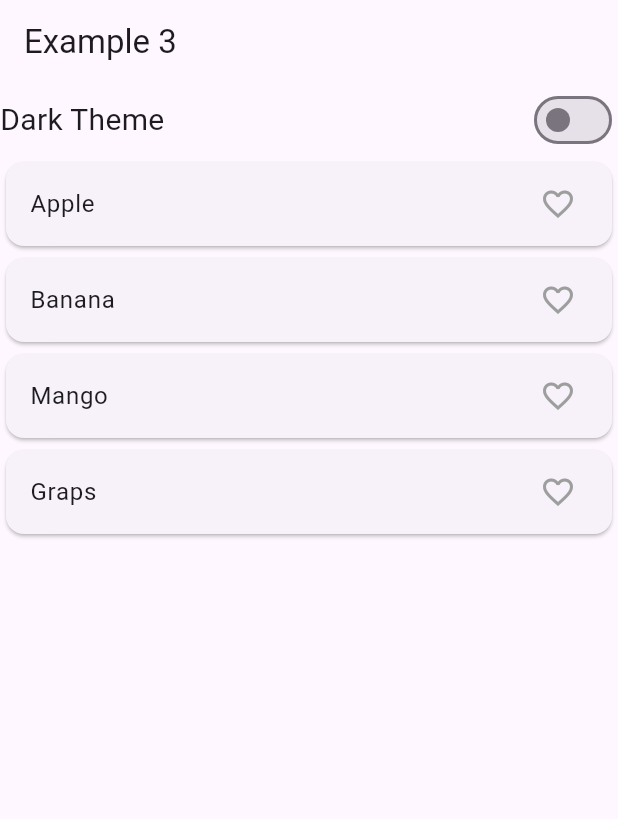
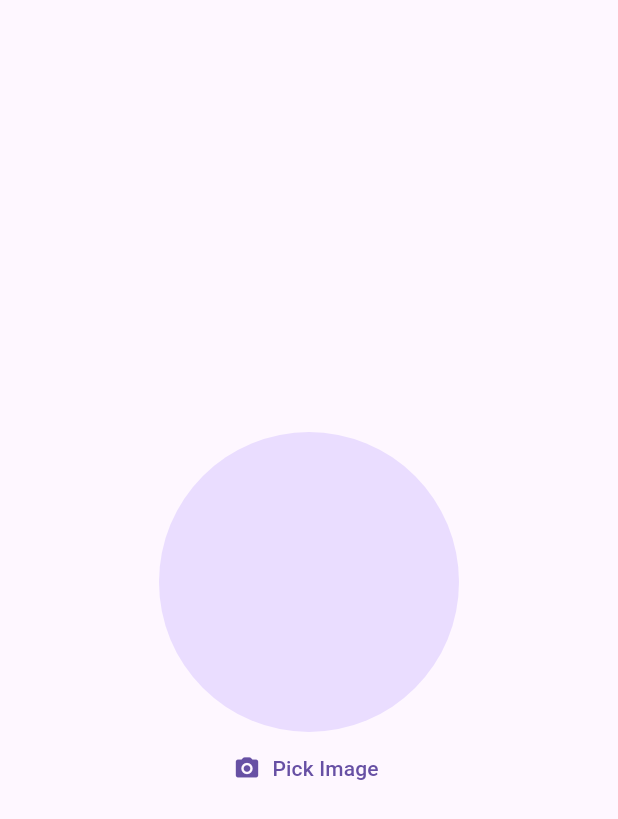
Before and after one commit to UbAidu21/flutter_getx, a Flutter app: the screen it shows after launch, on a phone screen of 412 x 824 dp. Shown: the top 819 px of the screen. Run offline on Flutter 3.47's test engine with Material 2 defaults, Android fonts, the phone set to English and light mode, and no system bars; our stand-ins replace get, image_picker.

Commit message:
Image Picker with Getx

```diff
--- /dev/null
+++ b/lib/getx_statmanagement/controllers/image_controller.dart
@@ -0,0 +1,14 @@
+import 'package:get/get.dart';
+import 'package:image_picker/image_picker.dart';
+
+class ImagePickerController extends GetxController {
+  RxString imagePath = ''.obs;
+  Future getImage() async {
+    final ImagePicker _picker = ImagePicker();
+    final image = await _picker.pickImage(source: ImageSource.camera);
+
+    if (image != null) {
+      imagePath.value = image.path.toString();
+    }
+  }
+}
--- /dev/null
+++ b/lib/getx_statmanagement/screens/getx_image_picker.dart
@@ -0,0 +1,42 @@
+import 'dart:io';
+
+import 'package:flutter/material.dart';
+import 'package:flutter_getx/getx_statmanagement/controllers/image_controller.dart';
+import 'package:get/get.dart';
+
+class GetxImagePicker extends StatefulWidget {
+  const GetxImagePicker({super.key});
+
+  @override
+  State<GetxImagePicker> createState() => _GetxImagePickerState();
+}
+
+class _GetxImagePickerState extends State<GetxImagePicker> {
+  ImagePickerController controller = Get.put(ImagePickerController());
+  @override
+  Widget build(BuildContext context) {
+    return Scaffold(
+        body: Obx(
+      () => Column(
+        mainAxisAlignment: MainAxisAlignment.center,
+        children: [
+          Center(
+            child: CircleAvatar(
+              radius: 100,
+              backgroundImage: controller.imagePath.isNotEmpty
+                  ? FileImage(File(controller.imagePath.value))
+                  : null,
+            ),
+          ),
+          TextButton.icon(
+            onPressed: () {
+              controller.getImage();
+            },
+            icon: const Icon(Icons.camera_alt_rounded),
+            label: const Text('Pick Image'),
+          )
+        ],
+      ),
+    ));
+  }
+}
--- a/lib/main.dart
+++ b/lib/main.dart
@@ -3,6 +3,7 @@ import 'package:flutter_getx/getx_basic/models/languages.dart';
 import 'package:flutter_getx/getx_basic/screens/home_screen.dart';
 import 'package:flutter_getx/getx_basic/screens/second_screen.dart';
 import 'package:flutter_getx/getx_statmanagement/screens/example_3.dart';
+import 'package:flutter_getx/getx_statmanagement/screens/getx_image_picker.dart';
 import 'package:get/get.dart';
 
 
@@ -26,7 +27,7 @@ class MyApp extends StatelessWidget {
         useMaterial3: true,
       ),
 
-      home: const Example3(),
+      home: const GetxImagePicker(),
       // initialRoute: '/',
 
       getPages: [
--- a/pubspec.yaml
+++ b/pubspec.yaml
@@ -36,6 +36,7 @@ dependencies:
   # Use with the CupertinoIcons class for iOS style icons.
   cupertino_icons: ^1.0.2
   get: ^4.6.5
+  image_picker: ^0.8.7+5
 
 dev_dependencies:
   flutter_test:
```
Also changed, not shown: pubspec.lock, 1 other file.
